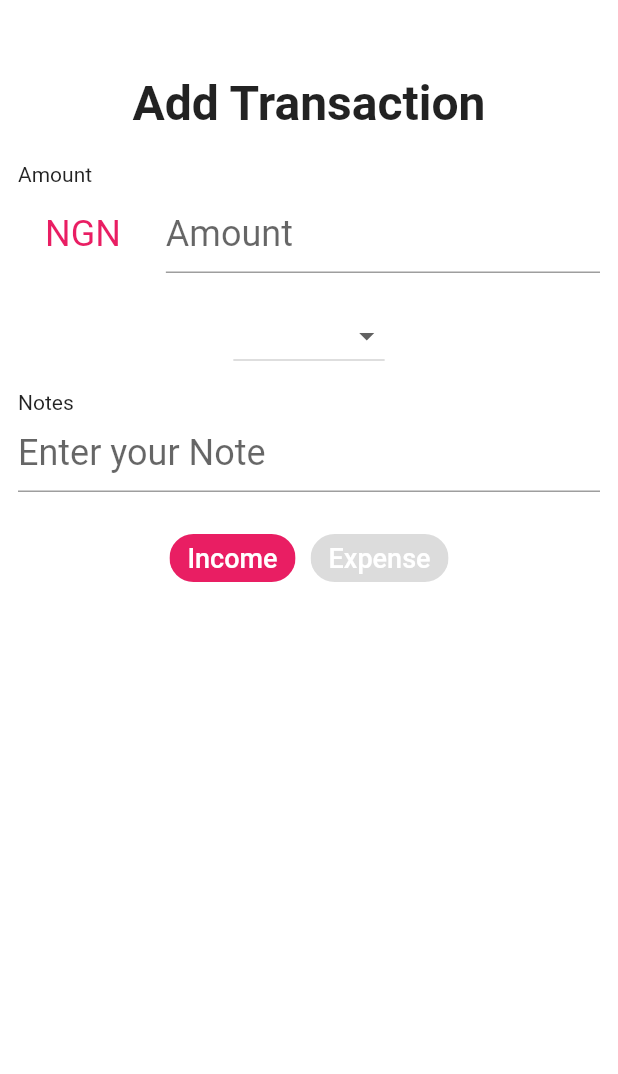
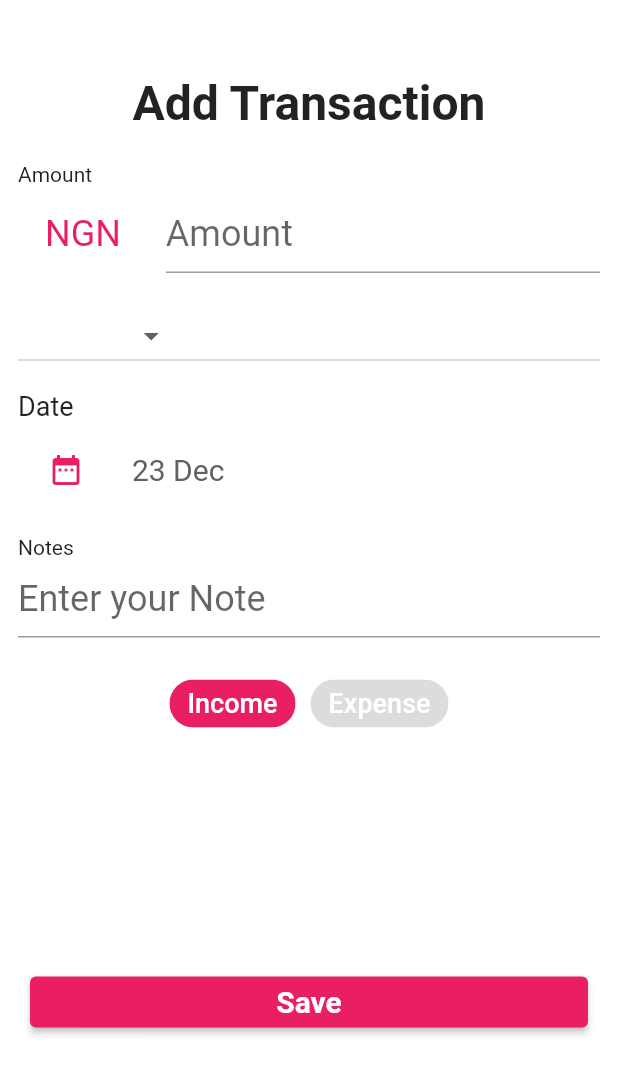
Before and after one commit to Wave780/Finance-Tracker, a Flutter app: the AddTranscation screen opened directly, on a phone screen of 412 x 824 dp. Shown: the top 1074 px of the screen. Run offline on Flutter 3.47's test engine with Material 2 defaults, Android fonts, the phone set to English and light mode, and no system bars.

Commit message:
Transcation screen

```diff
--- a/lib/add_transaction.dart
+++ b/lib/add_transaction.dart
@@ -18,32 +18,35 @@ class Item {
 class _AddTranscationState extends State<AddTranscation> {
   String credit = 'Income';
   String out = 'Expense';
-  List users = [
-    const Item(
-        'Android',
-        Icon(
-          Icons.android,
-          color: const Color(0xFF167F67),
-        )),
-    const Item(
-        'Flutter',
-        Icon(
-          Icons.flag,
-          color: const Color(0xFF167F67),
-        )),
-    const Item(
-        'ReactNative',
-        Icon(
-          Icons.format_indent_decrease,
-          color: const Color(0xFF167F67),
-        )),
-    const Item(
-        'iOS',
-        Icon(
-          Icons.mobile_screen_share,
-          color: const Color(0xFF167F67),
-        )),
+  DateTime selectedDate = DateTime.now();
+
+  List<String> months = [
+    "Jan",
+    "Feb",
+    "Mar",
+    "Apr",
+    "May",
+    "Jun",
+    "Jul",
+    "Aug",
+    "Sep",
+    "Oct",
+    "Nov",
+    "Dec"
   ];
+
+  Future<void> _selectDate(BuildContext context) async {
+    final DateTime? picked = await showDatePicker(
+        context: context,
+        initialDate: selectedDate,
+        firstDate: DateTime(2015, 8),
+        lastDate: DateTime(2101));
+    if (picked != null && picked != selectedDate) {
+      setState(() {
+        selectedDate = picked;
+      });
+    }
+  }
 
   @override
   Widget build(BuildContext context) {
@@ -115,8 +118,51 @@ class _AddTranscationState extends State<AddTranscation> {
           height: 12,
         ),
         Column(
+          crossAxisAlignment: CrossAxisAlignment.stretch,
+          children: const [
+            DropDown(),
+          ],
+        ),
+        const SizedBox(
+          height: 12,
+        ),
+        const Text(
+          'Date',
+          style: TextStyle(fontSize: 18),
+        ),
+        Row(
+          mainAxisAlignment: MainAxisAlignment.start,
           children: [
-            DropDown(),
+            Padding(
+              padding: const EdgeInsets.all(8.0),
+              child: Container(
+                decoration: BoxDecoration(
+                  color: Colors.white,
+                  borderRadius: BorderRadius.circular(
+                    16.0,
+                  ),
+                ),
+                padding: const EdgeInsets.all(
+                  12.0,
+                ),
+                child: const Icon(
+                  Icons.date_range,
+                  size: 24.0,
+                  // color: Colors.grey[700],
+                  color: Colors.pink,
+                ),
+              ),
+            ),
+            const SizedBox(
+              width: 12.0,
+            ),
+            Text(
+              "${selectedDate.day} ${months[selectedDate.month - 1]}",
+              style: TextStyle(
+                fontSize: 20.0,
+                color: Colors.grey[700],
+              ),
+            ),
           ],
         ),
         const SizedBox(
@@ -184,6 +230,42 @@ class _AddTranscationState extends State<AddTranscation> {
             ),
           ],
         ),
+        SizedBox(
+          height: 150,
+        ),
+        SizedBox(
+          height: 50.0,
+          child: Padding(
+            padding: const EdgeInsets.all(8.0),
+            child: ElevatedButton(
+              onPressed: () {
+                if (mounted) {
+                  Navigator.of(context).pop();
+                } else {
+                  ScaffoldMessenger.of(context).showSnackBar(
+                    SnackBar(
+                      backgroundColor: Colors.red[700],
+                      content: Text(
+                        "Please enter a valid Amount !",
+                        style: TextStyle(
+                          fontSize: 16.0,
+                          color: Colors.white,
+                        ),
+                      ),
+                    ),
+                  );
+                }
+              },
+              child: Text(
+                "Save",
+                style: TextStyle(
+                  fontSize: 20.0,
+                  fontWeight: FontWeight.w600,
+                ),
+              ),
+            ),
+          ),
+        ),
       ]),
     );
   }
```
Also changed, not shown: lib/common/unviel.dart (+92 -68 lines).
